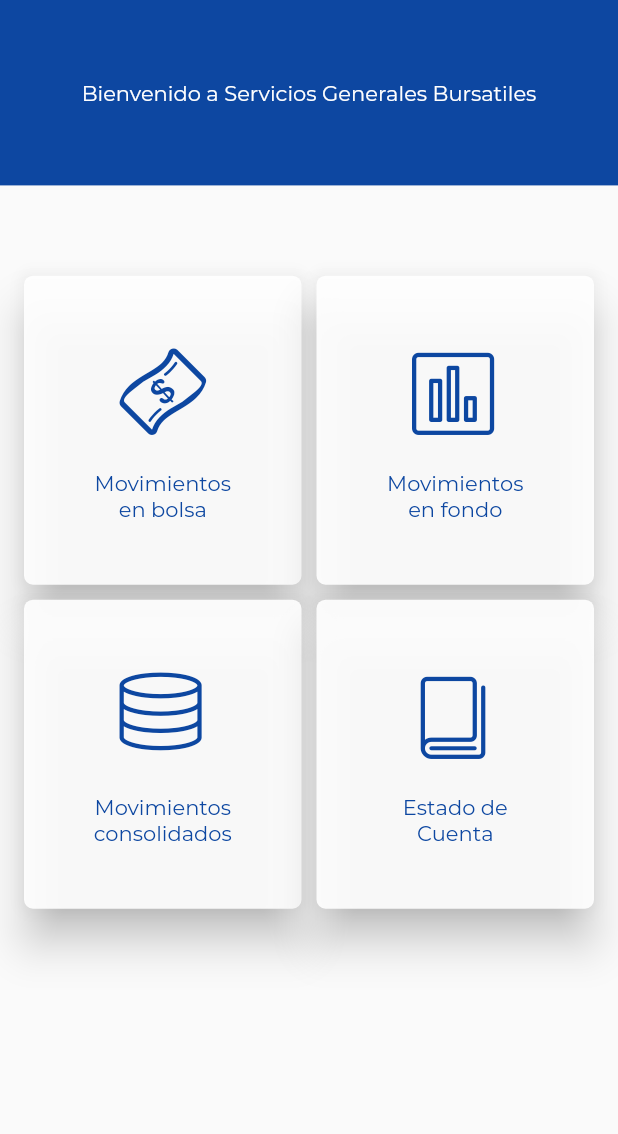
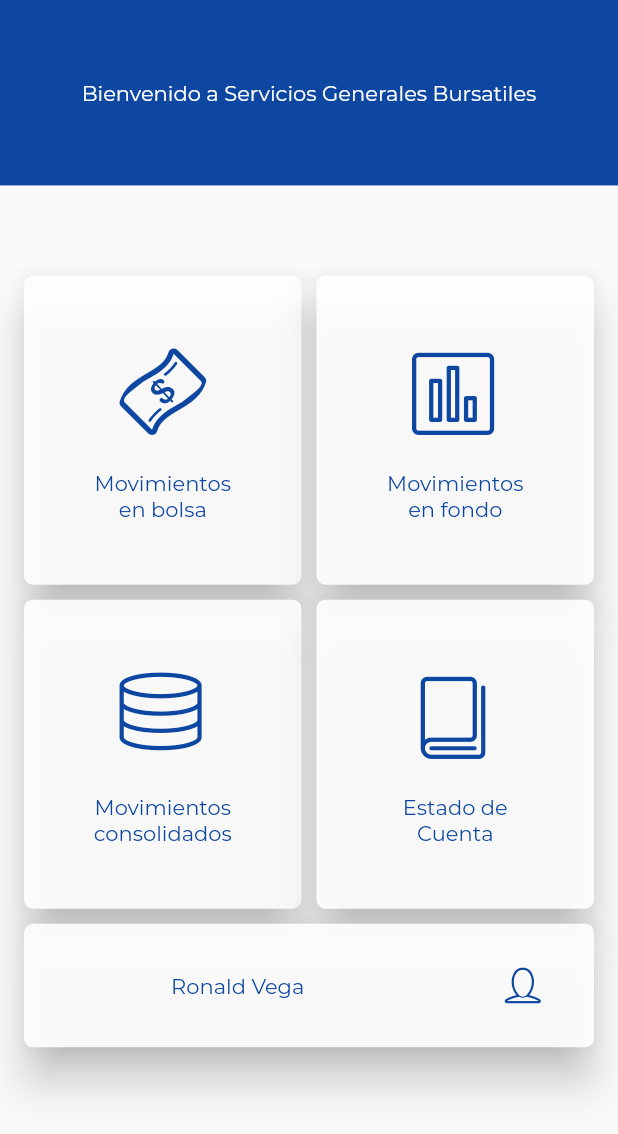
Before and after one commit to RonaldVega14/HomePageDesign, a Flutter app: the screen it shows after launch, on a phone screen of 412 x 824 dp. Shown: the top 1134 px of the screen. Run offline on Flutter 3.47's test engine with Material 2 defaults, Android fonts, the phone set to English and light mode, and no system bars.

Commit message:
Starting to add profile item

```diff
--- a/home_screen_design/lib/pages/dashBoard.dart
+++ b/home_screen_design/lib/pages/dashBoard.dart
@@ -87,6 +87,38 @@ class Dashboard extends StatefulWidget {
       ],
     );
   }
+
+//Construye el perfil
+Widget _buildProfile(IconData icon, String title, Color color){
+  return Material(
+        color: Colors.transparent,
+        child: Container(
+            color: Colors.transparent,
+            child: InkWell(
+              borderRadius: BorderRadius.circular(6.0),
+              highlightColor: color.withOpacity(1.0),
+              onTap: (){},
+              child:Material(
+                color: Colors.white.withOpacity(0.9),
+                elevation: 12.0,
+                shadowColor: Colors.black,
+                borderRadius: BorderRadius.circular(6.0),
+                child: Row(
+                      mainAxisAlignment: MainAxisAlignment.end,
+                      crossAxisAlignment: CrossAxisAlignment.center,
+                      children: <Widget>[
+                        Flexible(child: Container(
+                          child: Text(title, style: style.copyWith(color: color), textAlign: TextAlign.center,
+                        )), flex: 3, fit: FlexFit.tight,),
+                        Flexible(child:Center(child:Container(child: Icon(icon, color: color,), margin: const EdgeInsets.all(5.0),)),flex: 1, fit: FlexFit.tight,)
+                      ]
+                  )
+                ),
+            ),
+          ),
+      );
+}
+
 //Junta y construye todo el contenido
   Widget _buildContent(){
     return StaggeredGridView.count(
@@ -101,6 +133,7 @@ class Dashboard extends StatefulWidget {
         myItems(CustomIcons.MyFlutterApp.chart_bars, 'Movimientos en fondo', Colors.blue[900]),
         myItems(CustomIcons.MyFlutterApp.database_1, 'Movimientos consolidados', Colors.blue[900]),
         myItems(CustomIcons.MyFlutterApp.book, 'Estado de Cuenta', Colors.blue[900]),
+        _buildProfile(CustomIcons.MyFlutterApp.user, 'Ronald Vega', Colors.blue[900])
       ],
       staggeredTiles: [
         StaggeredTile.extent(2, MediaQuery.of(context).size.height*0.20),
@@ -108,6 +141,7 @@ class Dashboard extends StatefulWidget {
         StaggeredTile.extent(1, MediaQuery.of(context).size.height*0.25),
         StaggeredTile.extent(1, MediaQuery.of(context).size.height*0.25),
         StaggeredTile.extent(1, MediaQuery.of(context).size.height*0.25),
+        StaggeredTile.extent(2, MediaQuery.of(context).size.height*0.10),
       ],
     );
   }
```
